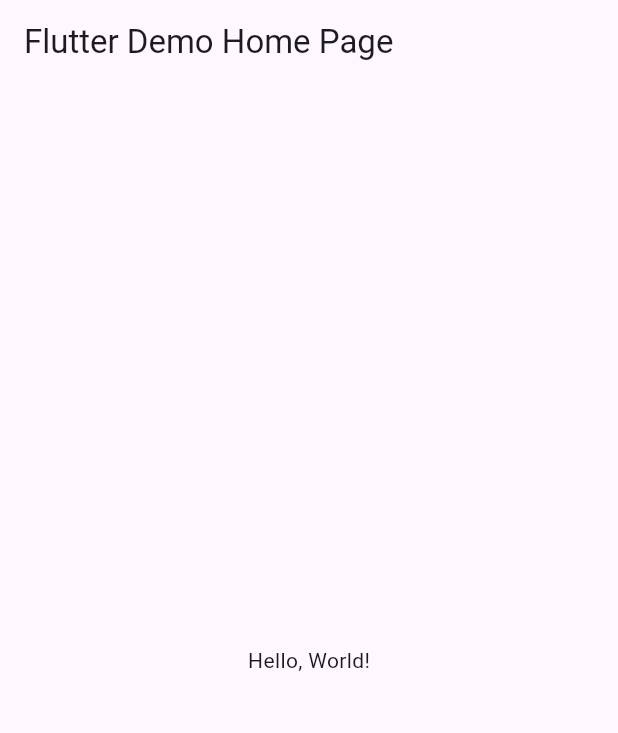
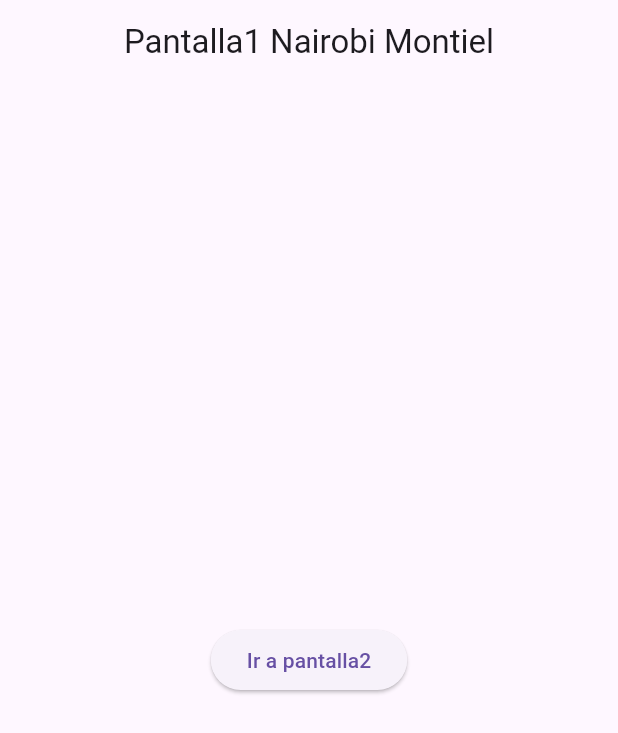
Before and after one commit to nkmserrano/p12_EntrePantalla_6J, a Flutter app: the screen it shows after launch, on a phone screen of 412 x 824 dp. Shown: the top 733 px of the screen. Run offline on Flutter 3.47's test engine with Material 3 defaults, Android fonts, the phone set to English and light mode, and no system bars.

```diff
--- a/lib/main.dart
+++ b/lib/main.dart
@@ -1,43 +1,22 @@
 import 'package:flutter/material.dart';
+import 'package:montiel/pantalla1.dart';
+import 'package:montiel/pantalla2.dart';
 
-void main() => runApp(MyApp());
+void main() => runApp(const AppEntrePaginas());
 
-class MyApp extends StatelessWidget {
-  const MyApp({super.key});
-  // This widget is the root of your application.
+class AppEntrePaginas extends StatelessWidget {
+  const AppEntrePaginas({Key? key}) : super(key: key);
+
   @override
   Widget build(BuildContext context) {
     return MaterialApp(
-      // Application name
-      title: 'Flutter Hello World',
-      // Application theme data, you can set the colors for the application as
-      // you want
-      theme: ThemeData(
-        // useMaterial3: true,
-        primarySwatch: Colors.blue,
-      ),
-      // A widget which will be started on application startup
-      home: MyHomePage(title: 'Flutter Demo Home Page'),
-    );
-  }
-}
-
-class MyHomePage extends StatelessWidget {
-  final String title;
-  const MyHomePage({super.key, required this.title});
-
-  @override
-  Widget build(BuildContext context) {
-    return Scaffold(
-      appBar: AppBar(
-        // The title text which will be shown on the action bar
-        title: Text(title),
-      ),
-      body: Center(
-        child: Text(
-          'Hello, World!',
-        ),
-      ),
-    );
-  }
-}
+      debugShowCheckedModeBanner: false,
+      title: 'Web Nairobi Montiel',
+      initialRoute: '/',
+      routes: {
+        "/": (context) => Pantalla1(),
+        "/pantalla2": (context) => Pantalla2(),
+      },
+    ); //Return Material
+  } //Widget
+} // Clase AppEntrePaginas
--- /dev/null
+++ b/lib/pantalla1.dart
@@ -0,0 +1,25 @@
+import 'package:flutter/material.dart';
+import 'package:montiel/main.dart';
+
+class Pantalla1 extends StatelessWidget {
+  const Pantalla1({Key? key}) : super(key: key);
+
+  @override
+  Widget build(BuildContext context) {
+    return Scaffold(
+      appBar: AppBar(
+        title: const Text('Pantalla1 Nairobi Montiel'),
+        centerTitle: true,
+      ),
+      body: Center(
+        child: ElevatedButton(
+          child: Text("Ir a pantalla2"),
+          onPressed: () {
+            Navigator.pushNamed(context, '/pantalla2',
+                arguments: "La mesa Pantalla1"); //Fin Navigator
+          }, // fin onpressed presionando boton
+        ), //Fin de elevatedbutton
+      ),
+    );
+  } //Fin del widget
+} //Fin clase Pantalla1
--- /dev/null
+++ b/lib/pantalla2.dart
@@ -0,0 +1,25 @@
+import 'package:flutter/material.dart';
+
+class Pantalla2 extends StatelessWidget {
+  const Pantalla2({Key? key}) : super(key: key);
+
+  @override
+  Widget build(BuildContext context) {
+    final argumento = ModalRoute.of(context)!.settings.arguments as String;
+    return Scaffold(
+      appBar: AppBar(
+        title: Text('Pantalla2 Nairobi Montiel'),
+        centerTitle: true,
+      ),
+      body: Center(
+          child: Column(mainAxisAlignment: MainAxisAlignment.center, children: [
+        Text(argumento),
+        ElevatedButton(
+            child: const Text("Regresar a Pantalla1"),
+            onPressed: () {
+              Navigator.pop(context);
+            }),
+      ])),
+    );
+  }
+}
```
